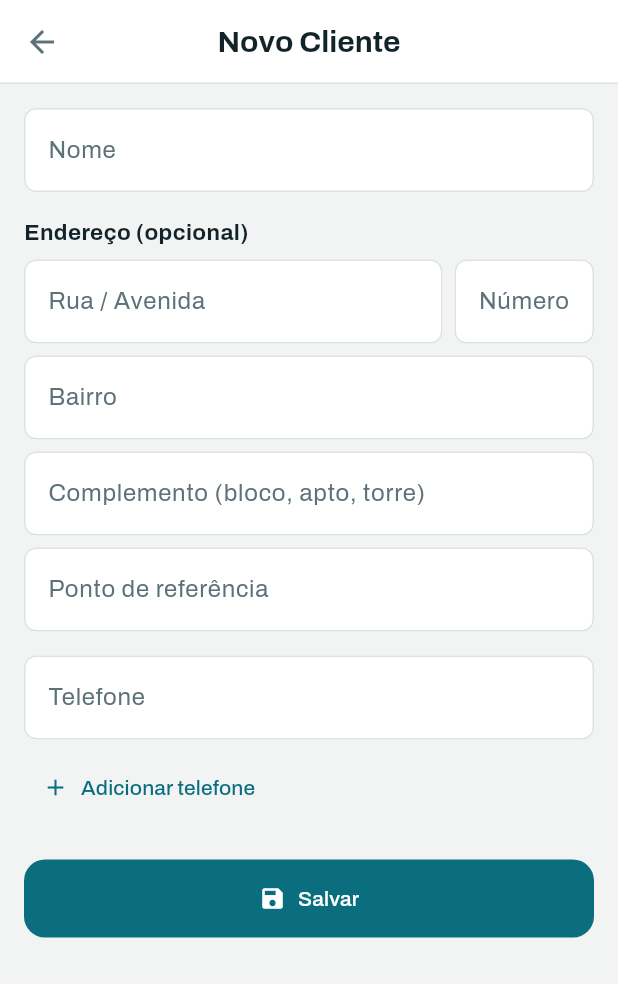
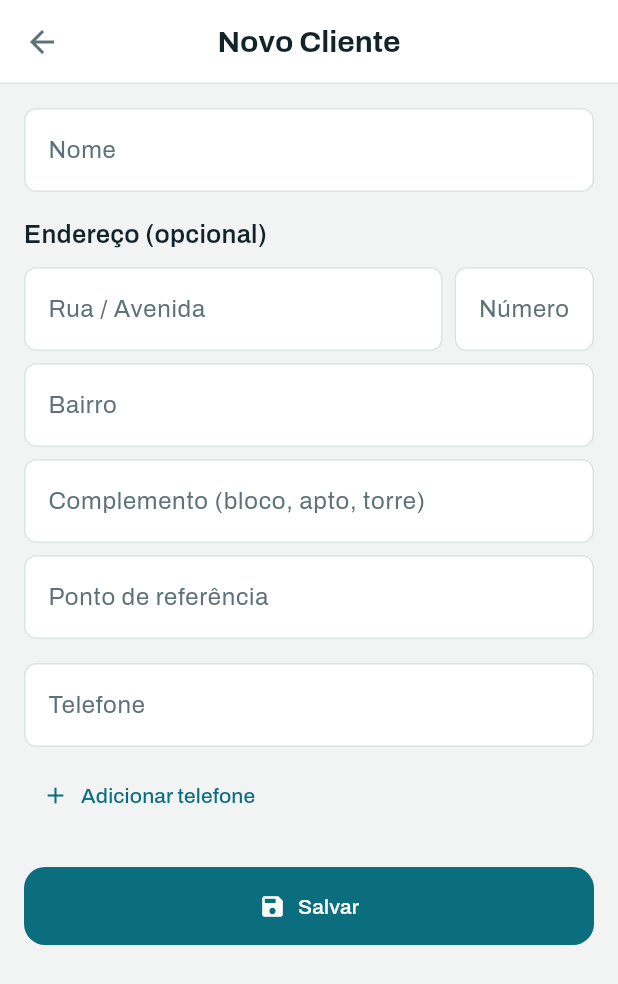
Before and after one commit to WilsonGorosthides/sgc_msclean, a Flutter app: the screen it shows after launch, after a tap on the "person add" icon, on a phone screen of 412 x 824 dp. Shown: the top 984 px of the screen. Run offline on Flutter 3.47's test engine with Material 3 defaults, Android fonts, the phone set to English and light mode, and no system bars; our stand-ins replace flutter_dotenv, google_fonts, supabase_flutter; accounts and stored records are empty.

Commit message:
refactor(telas): troca as cores e medidas hardcoded pelos tokens
Fecha verde a guarda de cor: as telas nao declaram mais nenhuma cor
propria. Item 3 da issue #60.

As 9 cores, com a traducao de cada uma:

- blueAccent da busca, do icone de mapa e do avatar -> AppColors.primaria,
  que e a cor de acao do sistema
- redAccent da lixeira e do remover telefone -> AppColors.alerta, que e a
  cor de erro e de acao destrutiva
- grey[500] do "Sem endereco" -> AppColors.tintaFraca, que tem contraste
  medido (4.65 sobre o fundo); o grey[500] nao tinha
- white do avatar e do FAB -> sai de cena: as cores de contraste vem do
  FloatingActionButtonThemeData e do par primariaFundo/primaria

Tambem saiu medida fora da escala: raio 10 do Card e 12 do campo de busca
(o sistema tem 8, 14 e 22), padding 16.0 e os SizedBox de 8, 16 e 24
soltos, agora AppSpacing.

E saiu codigo que o tema agora faz: centerTitle e elevation das duas
AppBars, shape e raio do Card, filled e border do campo de busca,
backgroundColor e foregroundColor do FAB.

Duas mudancas de aparencia que vao alem de trocar o valor:

- o avatar da lista deixa de ser um circulo solido azul com letra branca e
  passa a ser primariaFundo com letra primaria — o par medido em 5.06, e
  menos peso visual numa lista longa
- o botao Excluir do dialogo de confirmacao ganha a cor de alerta. A cor
  carrega informacao (secao 2.3 do design-system.md), e ali ela avisa o
  que o toque faz; antes "Cancelar" e "Excluir" eram visualmente iguais

Nenhum teste foi editado: os 51 que ja existiam continuam passando, o que
confirma que nada de comportamento mudou.

Parte da issue #60.

Co-Authored-By: Claude Opus 5 <noreply@anthropic.com>

```diff
--- a/lib/screens/client_form_screen.dart
+++ b/lib/screens/client_form_screen.dart
@@ -1,4 +1,6 @@
 import 'package:flutter/material.dart';
+import '../theme/app_colors.dart';
+import '../theme/app_spacing.dart';
 import '../models/client_model.dart';
 import '../models/endereco.dart';
 import '../services/supabase_service.dart';
@@ -167,12 +169,12 @@ class _ClientFormScreenState extends State<ClientFormScreen> {
     }
 
     return [
-      const Align(
+      Align(
         alignment: Alignment.centerLeft,
         child: Text('Endereço (opcional)',
-            style: TextStyle(fontWeight: FontWeight.bold)),
+            style: Theme.of(context).textTheme.titleMedium),
       ),
-      const SizedBox(height: 8),
+      const SizedBox(height: AppSpacing.sm),
       Row(
         crossAxisAlignment: CrossAxisAlignment.start,
         children: [
@@ -181,7 +183,7 @@ class _ClientFormScreenState extends State<ClientFormScreen> {
             child:
                 campo('campo_logradouro', _logradouroController, 'Rua / Avenida'),
           ),
-          const SizedBox(width: 8),
+          const SizedBox(width: AppSpacing.sm),
           Expanded(
             child: campo('campo_numero', _numeroController, 'Número',
                 tipo: TextInputType.text,
@@ -189,12 +191,12 @@ class _ClientFormScreenState extends State<ClientFormScreen> {
           ),
         ],
       ),
-      const SizedBox(height: 8),
+      const SizedBox(height: AppSpacing.sm),
       campo('campo_bairro', _bairroController, 'Bairro'),
-      const SizedBox(height: 8),
+      const SizedBox(height: AppSpacing.sm),
       campo('campo_complemento', _complementoController,
           'Complemento (bloco, apto, torre)'),
-      const SizedBox(height: 8),
+      const SizedBox(height: AppSpacing.sm),
       campo('campo_referencia', _referenciaController, 'Ponto de referência'),
     ];
   }
@@ -220,13 +222,13 @@ class _ClientFormScreenState extends State<ClientFormScreen> {
             IconButton(
               key: Key('remover_telefone_$i'),
               icon: const Icon(Icons.remove_circle_outline,
-                  color: Colors.redAccent),
+                  color: AppColors.alerta),
               tooltip: 'Remover telefone',
               onPressed: () => _removerTelefone(i),
             ),
         ],
       ));
-      campos.add(const SizedBox(height: 8));
+      campos.add(const SizedBox(height: AppSpacing.sm));
     }
     campos.add(Align(
       alignment: Alignment.centerLeft,
@@ -245,13 +247,11 @@ class _ClientFormScreenState extends State<ClientFormScreen> {
     return Scaffold(
       appBar: AppBar(
         title: Text(widget.cliente == null ? 'Novo Cliente' : 'Editar Cliente'),
-        centerTitle: true,
-        elevation: 0,
       ),
       body: Form(
         key: _formKey,
         child: ListView(
-          padding: const EdgeInsets.all(16.0),
+          padding: const EdgeInsets.all(AppSpacing.lg),
           children: [
             TextFormField(
               key: const Key('campo_nome'),
@@ -260,11 +260,11 @@ class _ClientFormScreenState extends State<ClientFormScreen> {
               decoration: const InputDecoration(labelText: 'Nome'),
               validator: (valor) => Validadores.obrigatorio(valor, 'nome'),
             ),
-            const SizedBox(height: 16),
+            const SizedBox(height: AppSpacing.lg),
             ..._camposEndereco(),
-            const SizedBox(height: 16),
+            const SizedBox(height: AppSpacing.lg),
             ..._camposTelefone(),
-            const SizedBox(height: 24),
+            const SizedBox(height: AppSpacing.xl),
             FilledButton.icon(
               key: const Key('botao_salvar'),
               onPressed: _salvando ? null : _salvar,
--- a/lib/screens/home_screen.dart
+++ b/lib/screens/home_screen.dart
@@ -1,4 +1,6 @@
 import 'package:flutter/material.dart';
+import '../theme/app_colors.dart';
+import '../theme/app_spacing.dart';
 import '../services/supabase_service.dart';
 import '../services/maps_launcher.dart';
 import '../models/client_model.dart';
@@ -52,8 +54,11 @@ class _HomeScreenState extends State<HomeScreen> {
             onPressed: () => Navigator.of(dialogContext).pop(false),
             child: const Text('Cancelar'),
           ),
+          // Acao destrutiva recebe a cor de alerta: a cor carrega informacao
+          // (design-system.md secao 2.3), e aqui ela avisa o que o toque faz.
           TextButton(
             onPressed: () => Navigator.of(dialogContext).pop(true),
+            style: TextButton.styleFrom(foregroundColor: AppColors.alerta),
             child: const Text('Excluir'),
           ),
         ],
@@ -78,28 +83,20 @@ class _HomeScreenState extends State<HomeScreen> {
   @override
   Widget build(BuildContext context) {
     return Scaffold(
-      appBar: AppBar(
-        title: const Text('MSClean - Clientes'),
-        centerTitle: true,
-        elevation: 0,
-      ),
+      appBar: AppBar(title: const Text('MSClean - Clientes')),
       body: Column(
         children: [
           // BARRA DE BUSCA (Requisito RF-004)
           Padding(
-            padding: const EdgeInsets.all(16.0),
+            padding: const EdgeInsets.all(AppSpacing.lg),
             child: TextField(
               onChanged: (value) {
                 setState(() => _searchQuery = value);
               },
-              decoration: InputDecoration(
+              // Preenchimento, raio e bordas vem do InputDecorationTheme.
+              decoration: const InputDecoration(
                 hintText: 'Buscar por nome ou rua...',
-                prefixIcon: const Icon(Icons.search, color: Colors.blueAccent),
-                filled: true,
-                border: OutlineInputBorder(
-                  borderRadius: BorderRadius.circular(12),
-                  borderSide: BorderSide.none,
-                ),
+                prefixIcon: Icon(Icons.search, color: AppColors.primaria),
               ),
             ),
           ),
@@ -128,20 +125,28 @@ class _HomeScreenState extends State<HomeScreen> {
                   itemBuilder: (context, index) {
                     final cliente = clientes[index];
                     return Card(
-                      margin: const EdgeInsets.symmetric(horizontal: 16, vertical: 4),
-                      shape: RoundedRectangleBorder(borderRadius: BorderRadius.circular(10)),
+                      // Cor, raio, borda e elevacao vem do CardTheme; so a
+                      // margem entre itens da lista fica com a tela.
+                      margin: const EdgeInsets.symmetric(
+                        horizontal: AppSpacing.lg,
+                        vertical: AppSpacing.xs,
+                      ),
                       child: ListTile(
                         leading: CircleAvatar(
-                          backgroundColor: Colors.blueAccent,
-                          child: Text(cliente.nome[0].toUpperCase(), style: const TextStyle(color: Colors.white)),
+                          backgroundColor: AppColors.primariaFundo,
+                          child: Text(
+                            cliente.nome[0].toUpperCase(),
+                            style: const TextStyle(color: AppColors.primaria),
+                          ),
                         ),
-                        title: Text(cliente.nome, style: const TextStyle(fontWeight: FontWeight.bold)),
+                        title: Text(cliente.nome,
+                            style: Theme.of(context).textTheme.titleMedium),
                         // endereço é opcional (#61) e estruturado (#65):
                         // resumo legível, ou placeholder discreto quando vazio
                         subtitle: cliente.endereco.vazio
-                            ? Text('Sem endereço',
+                            ? const Text('Sem endereço',
                                 style: TextStyle(
-                                    color: Colors.grey[500],
+                                    color: AppColors.tintaFraca,
                                     fontStyle: FontStyle.italic))
                             : Text(cliente.endereco.resumo),
                         trailing: Row(
@@ -153,7 +158,7 @@ class _HomeScreenState extends State<HomeScreen> {
                               IconButton(
                                 key: Key('abrir_maps_${cliente.id}'),
                                 icon: const Icon(Icons.map_outlined,
-                                    color: Colors.blueAccent),
+                                    color: AppColors.primaria),
                                 tooltip: 'Abrir no mapa',
                                 onPressed: () => _abrirMaps(cliente.endereco),
                               ),
@@ -162,7 +167,7 @@ class _HomeScreenState extends State<HomeScreen> {
                             IconButton(
                               key: Key('excluir_${cliente.id}'),
                               icon: const Icon(Icons.delete_outline,
-                                  color: Colors.redAccent),
+                                  color: AppColors.alerta),
                               tooltip: 'Excluir',
                               onPressed: () => _excluirCliente(cliente),
                             ),
@@ -183,8 +188,7 @@ class _HomeScreenState extends State<HomeScreen> {
       // BOTÃO DE ADICIONAR (RF-001)
       floatingActionButton: FloatingActionButton(
         onPressed: _abrirFormulario,
-        backgroundColor: Colors.blueAccent,
-        child: const Icon(Icons.person_add, color: Colors.white),
+        child: const Icon(Icons.person_add),
       ),
     );
   }
```
